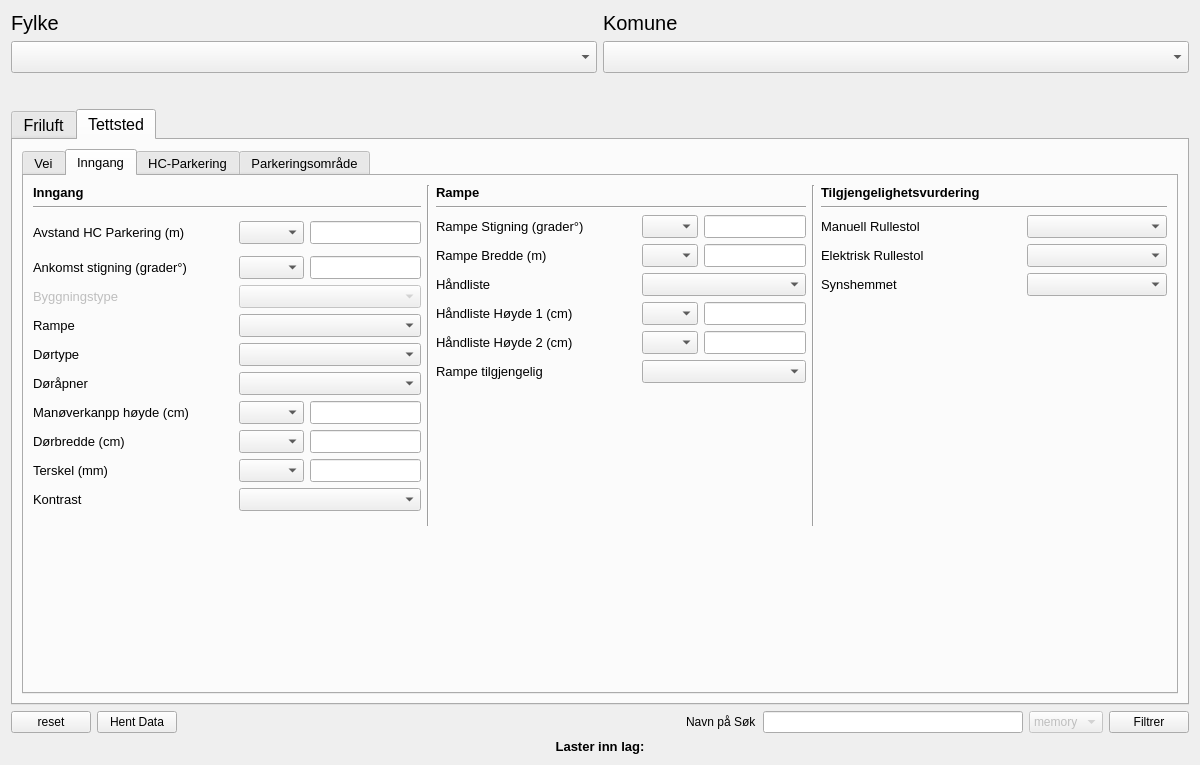
This is Tilgjengelighet_dialog_base.ui in KaspArno/Tilgjengelighet as Qt 5 draws it before an edit. The edited form follows.
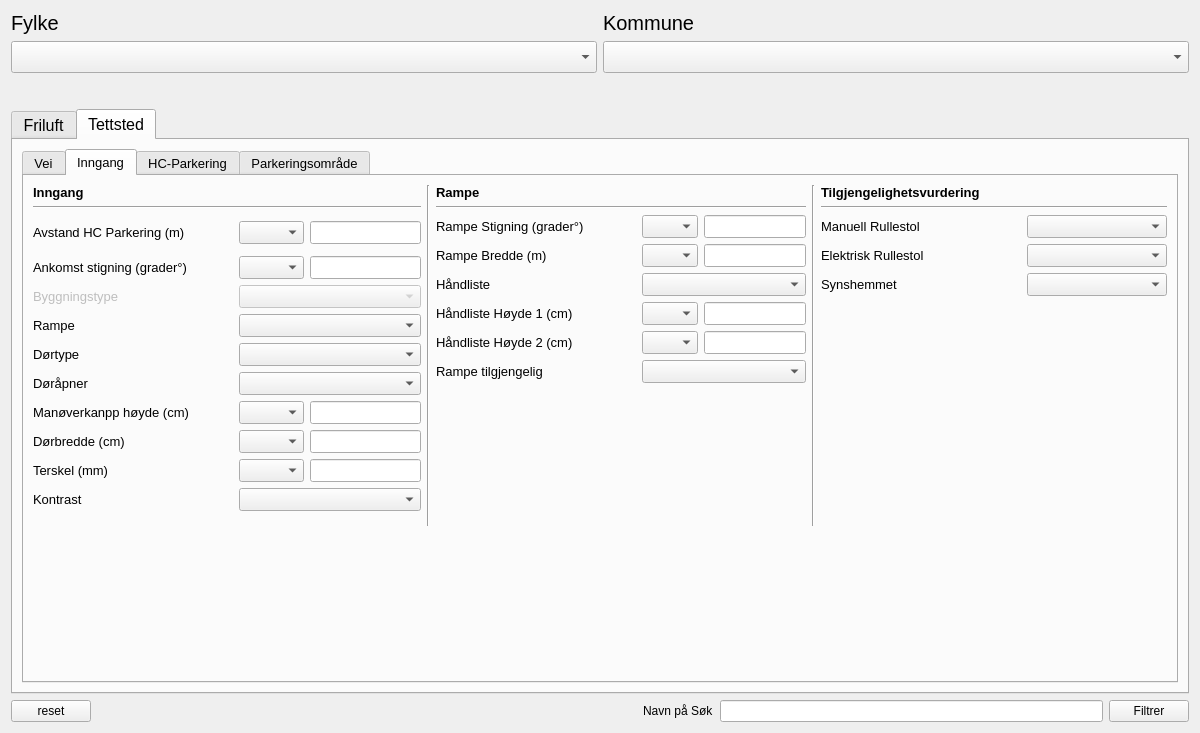
This is the edited form. The open tabs and pages were chosen to show the change. Icons and pictures are not drawn.

```diff
--- a/Tilgjengelighet_dialog_base.ui
+++ b/Tilgjengelighet_dialog_base.ui
@@ -7,7 +7,7 @@
     <x>0</x>
     <y>0</y>
     <width>1200</width>
-    <height>765</height>
+    <height>733</height>
    </rect>
   </property>
   <property name="minimumSize">
@@ -59,7 +59,7 @@
             </font>
            </property>
            <property name="text">
-            <string>Komune</string>
+            <string>Kommune</string>
            </property>
           </widget>
          </item>
@@ -6803,13 +6803,6 @@
          </property>
         </widget>
        </item>
-       <item>
-        <widget class="QPushButton" name="pushButton_HentData">
-         <property name="text">
-          <string>Hent Data</string>
-         </property>
-        </widget>
-       </item>
        <item>
         <spacer name="horizontalSpacer_18">
          <property name="orientation">
@@ -6835,26 +6828,6 @@
          <item>
           <widget class="QLineEdit" name="lineEdit_navn_paa_sok"/>
          </item>
-         <item>
-          <widget class="QComboBox" name="comboBox_sok_metode">
-           <property name="enabled">
-            <bool>false</bool>
-           </property>
-           <property name="currentIndex">
-            <number>1</number>
-           </property>
-           <item>
-            <property name="text">
-             <string>virtual</string>
-            </property>
-           </item>
-           <item>
-            <property name="text">
-             <string>memory</string>
-            </property>
-           </item>
-          </widget>
-         </item>
          <item>
           <widget class="QPushButton" name="pushButton_filtrer">
            <property name="enabled">
@@ -6872,23 +6845,6 @@
        </item>
       </layout>
      </item>
-     <item>
-      <widget class="QLabel" name="label_Progress">
-       <property name="font">
-        <font>
-         <pointsize>10</pointsize>
-         <weight>75</weight>
-         <bold>true</bold>
-        </font>
-       </property>
-       <property name="text">
-        <string>Laster inn lag:</string>
-       </property>
-       <property name="alignment">
-        <set>Qt::AlignCenter</set>
-       </property>
-      </widget>
-     </item>
     </layout>
    </item>
   </layout>
```
Left out of the diff: 56 changed lines with no effect on the pictures.
